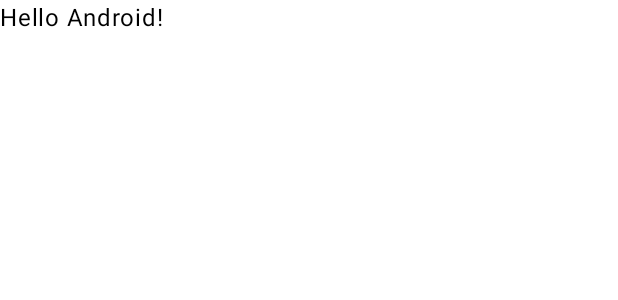
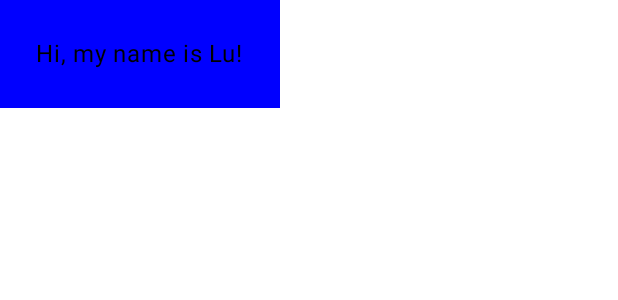
Before and after one commit to mamendl/GreetingCard, an Android app built with Jetpack Compose: the @Preview function GreetingPreview, on a phone screen of 412 x 824 dp. Shown: the top 300 px of the screen. Run offline under Robolectric (Android 15) with nearby library versions, the phone set to English and light mode, and no system bars.

Commit message:
codelab terminado

```diff
--- a/app/src/main/java/com/example/greetingcard/MainActivity.kt
+++ b/app/src/main/java/com/example/greetingcard/MainActivity.kt
@@ -3,6 +3,7 @@ package com.example.greetingcard
 import android.os.Bundle
 import androidx.activity.ComponentActivity
 import androidx.activity.compose.setContent
+import androidx.compose.foundation.layout.Box
 import androidx.compose.foundation.layout.fillMaxSize
 import androidx.compose.material3.MaterialTheme
 import androidx.compose.material3.Surface
@@ -11,6 +12,9 @@ import androidx.compose.runtime.Composable
 import androidx.compose.ui.Modifier
 import androidx.compose.ui.tooling.preview.Preview
 import com.example.greetingcard.ui.theme.GreetingCardTheme
+import androidx.compose.ui.graphics.Color
+import androidx.compose.ui.unit.dp
+import androidx.compose.foundation.layout.padding
 
 class MainActivity : ComponentActivity() {
     override fun onCreate(savedInstanceState: Bundle?) {
@@ -28,16 +32,18 @@ class MainActivity : ComponentActivity() {
 
 @Composable
 fun Greeting(name: String, modifier: Modifier = Modifier) {
-    Text(
-            text = "Hello $name!",
-            modifier = modifier
-    )
+    Surface(color = Color.Blue) {
+        Text(
+            text = "Hi, my name is $name!",
+            modifier = Modifier.padding(24.dp)
+        )
+    }
 }
 
 @Preview(showBackground = true)
 @Composable
 fun GreetingPreview() {
     GreetingCardTheme {
-        Greeting("Android")
+        Greeting("Lu")
     }
 }
```
